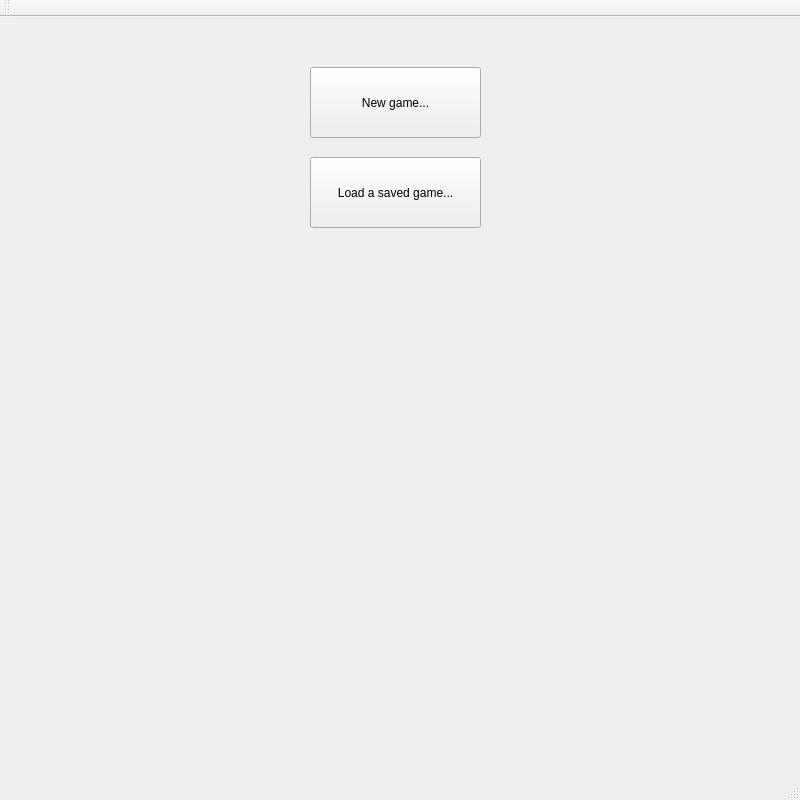
First picture: the form in mainwindow.ui, repository W3SS/chess-qt, before the edit.
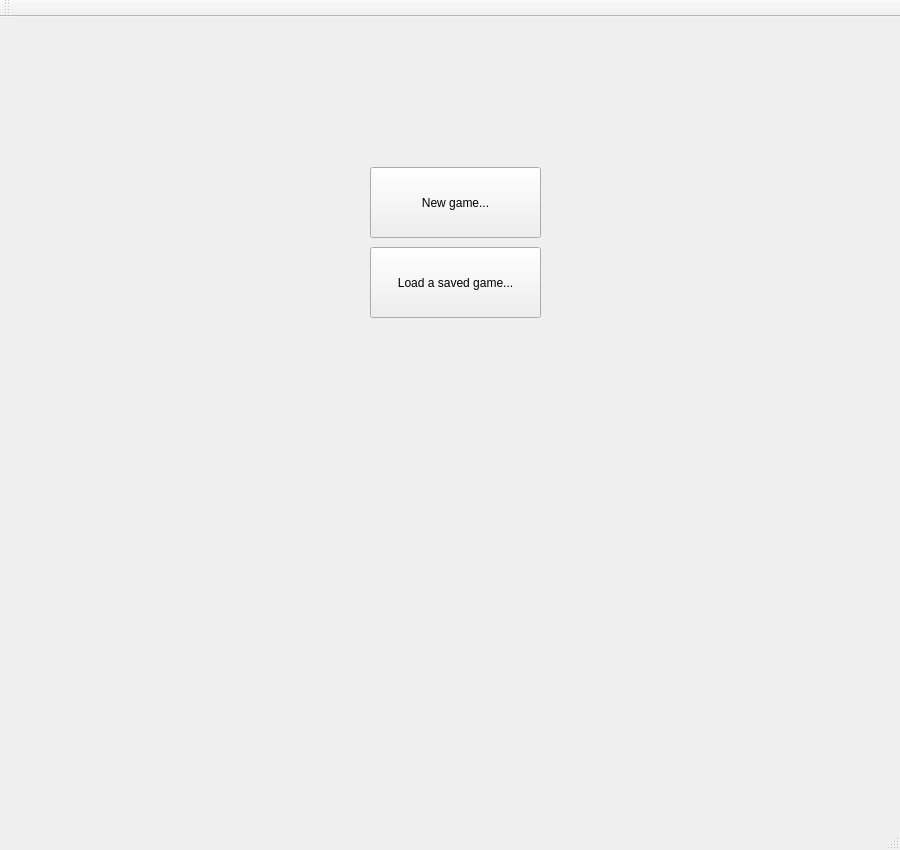
Second picture: the form after the edit.

Patch:
```diff
--- a/mainwindow.ui
+++ b/mainwindow.ui
@@ -6,10 +6,16 @@
    <rect>
     <x>0</x>
     <y>0</y>
-    <width>800</width>
-    <height>800</height>
+    <width>900</width>
+    <height>850</height>
    </rect>
   </property>
+  <property name="sizePolicy">
+   <sizepolicy hsizetype="Maximum" vsizetype="Maximum">
+    <horstretch>0</horstretch>
+    <verstretch>0</verstretch>
+   </sizepolicy>
+  </property>
   <property name="minimumSize">
    <size>
     <width>800</width>
@@ -18,8 +24,8 @@
   </property>
   <property name="maximumSize">
    <size>
-    <width>800</width>
-    <height>800</height>
+    <width>900</width>
+    <height>850</height>
    </size>
   </property>
   <property name="baseSize">
@@ -38,8 +44,8 @@
     </property>
     <property name="geometry">
      <rect>
-      <x>310</x>
-      <y>140</y>
+      <x>370</x>
+      <y>230</y>
       <width>171</width>
       <height>71</height>
      </rect>
@@ -51,8 +57,8 @@
    <widget class="QPushButton" name="pushButtonNew">
     <property name="geometry">
      <rect>
-      <x>310</x>
-      <y>50</y>
+      <x>370</x>
+      <y>150</y>
       <width>171</width>
       <height>71</height>
      </rect>
```
Left out of the diff: 4 changed lines with no effect on the pictures.
